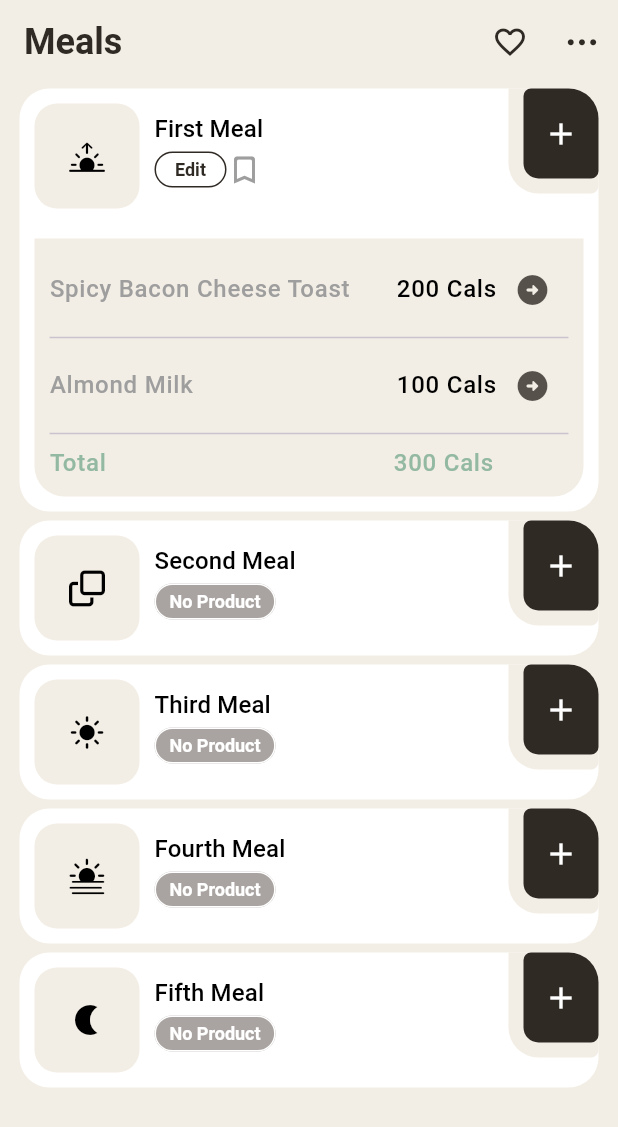
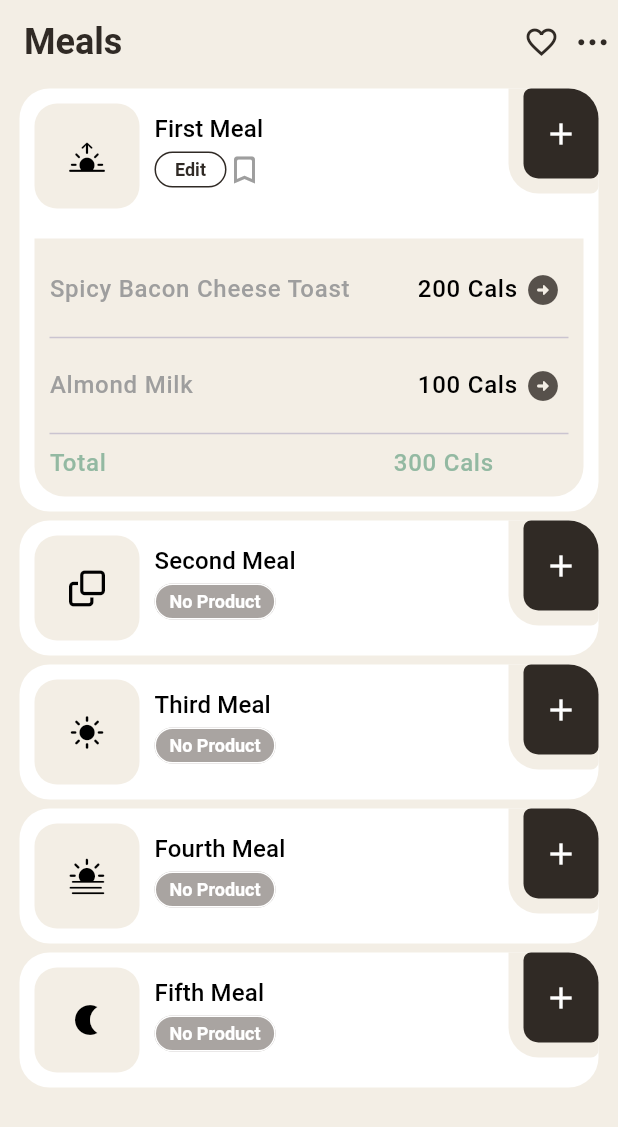
Before and after one commit to talhanaeem347/meal_Task, a Flutter app: the screen it shows after launch, after a tap on the "add" icon, on a phone screen of 412 x 824 dp. Shown: the top 1127 px of the screen. Run offline on Flutter 3.47's test engine with Material 3 defaults, Android fonts, the phone set to English and light mode, and no system bars; our stand-ins replace font_awesome_flutter; Roboto replaces fonts that are missing (inter).

Commit message:
Icon button Style adjestment

```diff
--- /dev/null
+++ b/lib/utils/theme/custom_theme/icon_button.dart
@@ -0,0 +1,36 @@
+import 'package:flutter/material.dart';
+import 'package:meal_task/utils/constants/color.dart';
+
+class AppIconButtonTheme {
+  AppIconButtonTheme._();
+
+  static IconButtonThemeData lightTheme = IconButtonThemeData(
+    style: IconButton.styleFrom(
+      elevation: 0,
+      foregroundColor: AppColors.textBlack,
+      visualDensity: const VisualDensity(horizontal: -4, vertical: 0),
+      padding: const EdgeInsets.symmetric(horizontal: 5),
+      shape: const CircleBorder(),
+    ),
+  );
+
+  static final OutlinedButtonThemeData darkTheme = OutlinedButtonThemeData(
+    style: OutlinedButton.styleFrom(
+      elevation: 0,
+      foregroundColor: Colors.white,
+      side: const BorderSide(
+        color: Colors.white,
+        width: 1,
+      ),
+      padding: const EdgeInsets.symmetric(vertical: 12, horizontal: 8),
+      textStyle: const TextStyle(
+        fontSize: 16,
+        fontWeight: FontWeight.w600,
+      ),
+      shape: RoundedRectangleBorder(
+        borderRadius: BorderRadius.circular(14),
+      ),
+    ),
+  );
+
+}
--- a/lib/utils/theme/theme.dart
+++ b/lib/utils/theme/theme.dart
@@ -1,4 +1,5 @@
 import 'package:meal_task/utils/exports.dart';
+import 'package:meal_task/utils/theme/custom_theme/icon_button.dart';
 
 class AppTheme {
   AppTheme._();
@@ -18,6 +19,7 @@ class AppTheme {
     outlinedButtonTheme: AppOutlinedButtonTheme.lightTheme,
     inputDecorationTheme: AppTextFormFieldTheme.lightTheme,
     textButtonTheme: AppTextButtonTheme.lightTheme,
+    iconButtonTheme: AppIconButtonTheme.lightTheme,
   );
 
   }
```
